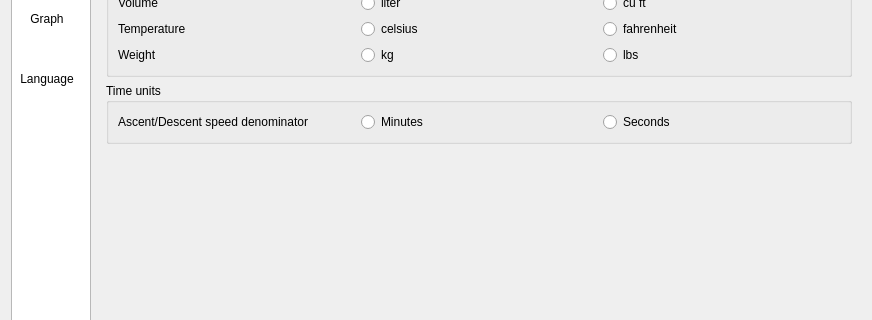
Qt form qt-ui/preferences.ui (subsurface/subsurface) before a commit; both pictures show x 0 to 872 and y 120 to 440 of the 872 by 648 pixel window.
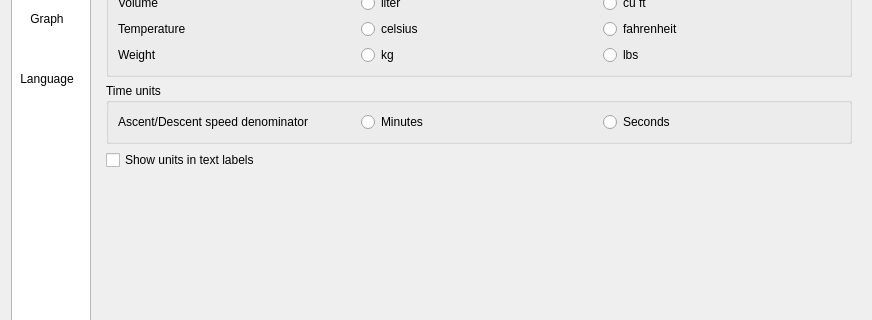
The same form after that commit. The open tabs and pages were chosen to show the change. Icons and pictures are not drawn.

Commit message:
Show temperature units in the label when editing dive
Currently when user wants to add a new dive information,
the ways to know what unit system is being used are

 - Through preferences panel.
 - Save the dive information, which displays units in
   the text field.

This patch provides an option to the user to show current
unit system by displaying the unit on the side of the label
when the user is editing the fields.

This feature can be enabled or disabled by using the new
checkbox option i.e. `Show units in text labels` included
in `preferences->units` section.

Diff of the .ui file:
```diff
--- a/qt-ui/preferences.ui
+++ b/qt-ui/preferences.ui
@@ -478,7 +478,21 @@
             </widget>
            </item>
           </layout>
-         </item>
+	 </item>
+	 <item>
+	  <layout class="QHBoxLayout" name="text_label_with_units_hbox">
+	   <item>
+	    <widget class="QCheckBox" name="text_label_with_units">
+	     <property name="enabled">
+	      <bool>true</bool>
+	     </property>
+	     <property name="text">
+	      <string>Show units in text labels</string>
+	     </property>
+	    </widget>
+	   </item>
+	  </layout>
+	 </item>
          <item>
           <spacer name="verticalSpacer">
            <property name="orientation">
```
The commit also changes 5 other files.
